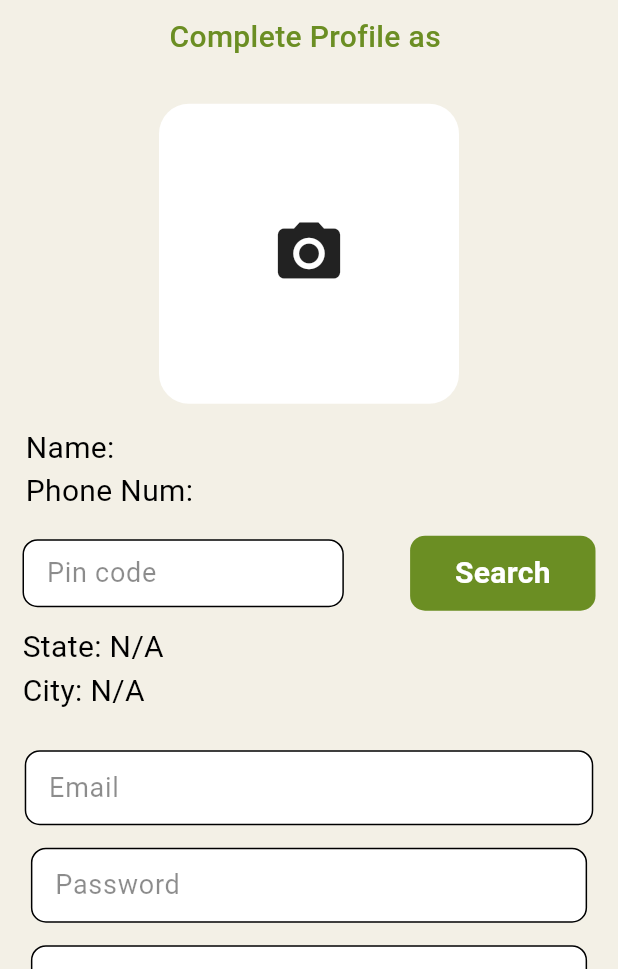
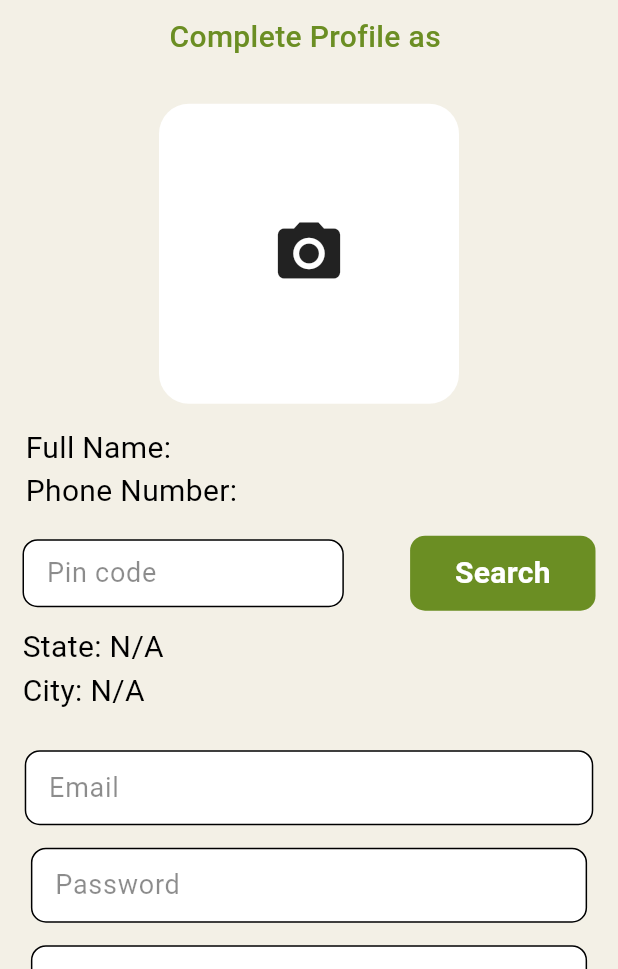
Before and after one commit to gautamrawat543/Krishi-Connect-App, a Flutter app: the DetailRegister screen opened directly with empty values, on a phone screen of 412 x 824 dp, the part 267-1236 px from its top. Run offline on Flutter 3.47's test engine with Material 3 defaults, Android fonts, the phone set to English and light mode, and no system bars; our stand-ins replace flutter_svg, image_picker, shared_preferences; missing offline and left inert: stomp_dart_client; accounts and stored records are empty; generated files the repository leaves out were written again; network calls fail.

Commit message:
languages added

```diff
--- a/lib/pages/business/company_home.dart
+++ b/lib/pages/business/company_home.dart
@@ -148,8 +148,9 @@ class _CompanyHomeState extends State<CompanyHome> {
               ),
               //available produce listing
               SizedBox(
-                height: height * 0.38,
+                height: height * 0.28,
                 child: ListView.builder(
+                  shrinkWrap: true,
                   scrollDirection: Axis.horizontal,
                   itemCount: produceListings.length,
                   itemBuilder: (context, index) {
@@ -236,13 +237,13 @@ class _CompanyHomeState extends State<CompanyHome> {
   ) {
     return Container(
       width: width * 0.5,
-      margin: const EdgeInsets.only(bottom: 10),
       decoration: BoxDecoration(
         borderRadius: BorderRadius.circular(5),
         color: Colors.white,
       ),
       child: Column(
         crossAxisAlignment: CrossAxisAlignment.start,
+        mainAxisSize: MainAxisSize.min,
         children: [
           ClipRRect(
             borderRadius: const BorderRadius.all(
--- a/lib/pages/common/detail_register.dart
+++ b/lib/pages/common/detail_register.dart
@@ -10,6 +10,7 @@ import 'package:krishi_connect_app/main_screen.dart';
 import 'package:krishi_connect_app/services/api/api_service.dart';
 import 'package:krishi_connect_app/utils/app_styles.dart';
 import 'package:krishi_connect_app/utils/shared_pref_helper.dart';
+import 'package:flutter_gen/gen_l10n/app_localizations.dart';
 
 class DetailRegister extends StatefulWidget {
   const DetailRegister(
@@ -171,11 +172,13 @@ class _DetailRegisterState extends State<DetailRegister> {
                   'assets/images/krishi_icon.png',
                   width: width * 0.26,
                 ),
-                const Text('KrishiConnect', style: AppTextStyles.krishiHeading),
+                Text(AppLocalizations.of(context)!.appTitle,
+                    style: AppTextStyles.krishiHeading),
                 const SizedBox(
                   height: 10,
                 ),
-                Text('Complete Profile as ${widget.role}',
+                Text(
+                    '${AppLocalizations.of(context)!.completeProfileAs} ${widget.role}',
                     style: AppTextStyles.subHeadingStyle),
                 const SizedBox(
                   height: 30,
@@ -209,7 +212,8 @@ class _DetailRegisterState extends State<DetailRegister> {
                   padding: const EdgeInsets.only(left: 12),
                   child: Align(
                     alignment: Alignment.centerLeft,
-                    child: Text('Name: ${widget.name}',
+                    child: Text(
+                        '${AppLocalizations.of(context)!.fullName}: ${widget.name}',
                         style: AppTextStyles.infoTextStyle),
                   ),
                 ),
@@ -217,7 +221,8 @@ class _DetailRegisterState extends State<DetailRegister> {
                   padding: const EdgeInsets.only(left: 12),
                   child: Align(
                     alignment: Alignment.centerLeft,
-                    child: Text('Phone Num: ${widget.number}',
+                    child: Text(
+                        '${AppLocalizations.of(context)!.phoneNumber}: ${widget.number}',
                         style: AppTextStyles.infoTextStyle),
                   ),
                 ),
@@ -232,7 +237,9 @@ class _DetailRegisterState extends State<DetailRegister> {
                       SizedBox(
                           width: width * 0.52,
                           height: height * 0.055,
-                          child: _buildTextField(_pincodeController, 'Pin code',
+                          child: _buildTextField(
+                              _pincodeController,
+                              AppLocalizations.of(context)!.pinCode,
                               TextInputType.number)),
                       GestureDetector(
                         onTap: _fetchLocationDetails,
@@ -248,8 +255,8 @@ class _DetailRegisterState extends State<DetailRegister> {
                               ? const CircularProgressIndicator(
                                   color: Colors.white,
                                 )
-                              : const Text(
-                                  'Search',
+                              : Text(
+                                  AppLocalizations.of(context)!.search,
                                   style: AppTextStyles.buttonTextStyle,
                                 ),
                         ),
@@ -264,7 +271,8 @@ class _DetailRegisterState extends State<DetailRegister> {
                   padding: const EdgeInsets.symmetric(horizontal: 10),
                   child: Align(
                     alignment: Alignment.centerLeft,
-                    child: Text('State: $_state \nCity: $_city',
+                    child: Text(
+                        '${AppLocalizations.of(context)!.state}: $_state \n${AppLocalizations.of(context)!.city}: $_city',
                         style: AppTextStyles.infoTextStyle),
                   ),
                 ),
@@ -275,7 +283,9 @@ class _DetailRegisterState extends State<DetailRegister> {
                   width: width * 0.92,
                   height: 50,
                   child: _buildTextField(
-                      _emailController, 'Email', TextInputType.emailAddress),
+                      _emailController,
+                      AppLocalizations.of(context)!.email,
+                      TextInputType.emailAddress),
                 ),
                 const SizedBox(
                   height: 15,
@@ -283,7 +293,9 @@ class _DetailRegisterState extends State<DetailRegister> {
                 SizedBox(
                   width: width * 0.9,
                   height: 50,
-                  child: _buildTextField(_passwordController1, 'Password',
+                  child: _buildTextField(
+                      _passwordController1,
+                      '${AppLocalizations.of(context)!.password}',
                       TextInputType.visiblePassword,
                       obscure: true),
                 ),
@@ -293,8 +305,10 @@ class _DetailRegisterState extends State<DetailRegister> {
                 SizedBox(
                   width: width * 0.9,
                   height: 50,
-                  child: _buildTextField(_passwordController2,
-                      'Confirm Password', TextInputType.visiblePassword,
+                  child: _buildTextField(
+                      _passwordController2,
+                      AppLocalizations.of(context)!.confirmPassword,
+                      TextInputType.visiblePassword,
                       obscure: _isPasswordHidden,
                       suffix: IconButton(
                         icon: Icon(
@@ -323,8 +337,8 @@ class _DetailRegisterState extends State<DetailRegister> {
                         ? const CircularProgressIndicator(
                             color: Colors.white,
                           )
-                        : const Text(
-                            'Sign Up',
+                        : Text(
+                            AppLocalizations.of(context)!.signUp,
                             style: AppTextStyles.buttonTextStyle,
                           ),
                   ),
@@ -338,7 +352,7 @@ class _DetailRegisterState extends State<DetailRegister> {
                     onTap: () {
                       Navigator.of(context).pop();
                     },
-                    child: const Row(
+                    child: Row(
                       children: [
                         Icon(
                           Icons.arrow_back_ios_new_rounded,
@@ -346,7 +360,7 @@ class _DetailRegisterState extends State<DetailRegister> {
                           color: Colors.black45,
                         ),
                         Text(
-                          'Go Back',
+                          AppLocalizations.of(context)!.goBack,
                           style: TextStyle(
                             color: Colors.black45,
                             fontSize: 18,
```
Also changed, not shown: lib/l10n/app_en.arb (+10 -1 lines), lib/l10n/app_hi.arb (+10 -1 lines), lib/l10n/app_mr.arb (+10 -1 lines), lib/pages/common/chat_screen.dart (+17 -5 lines).
